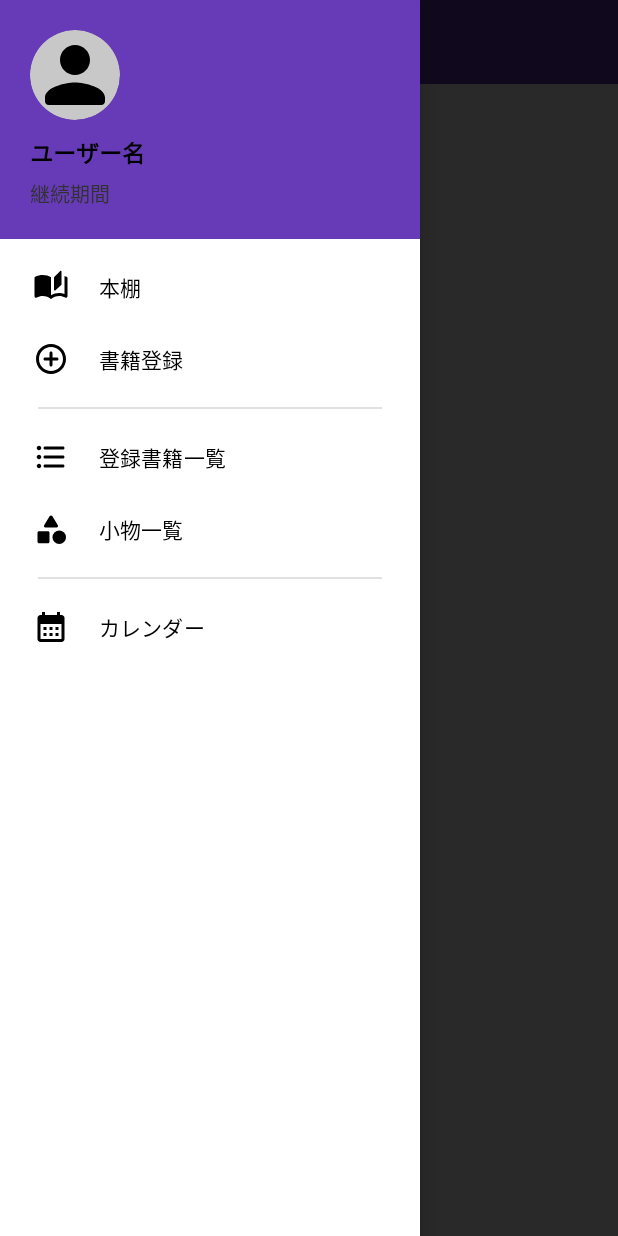
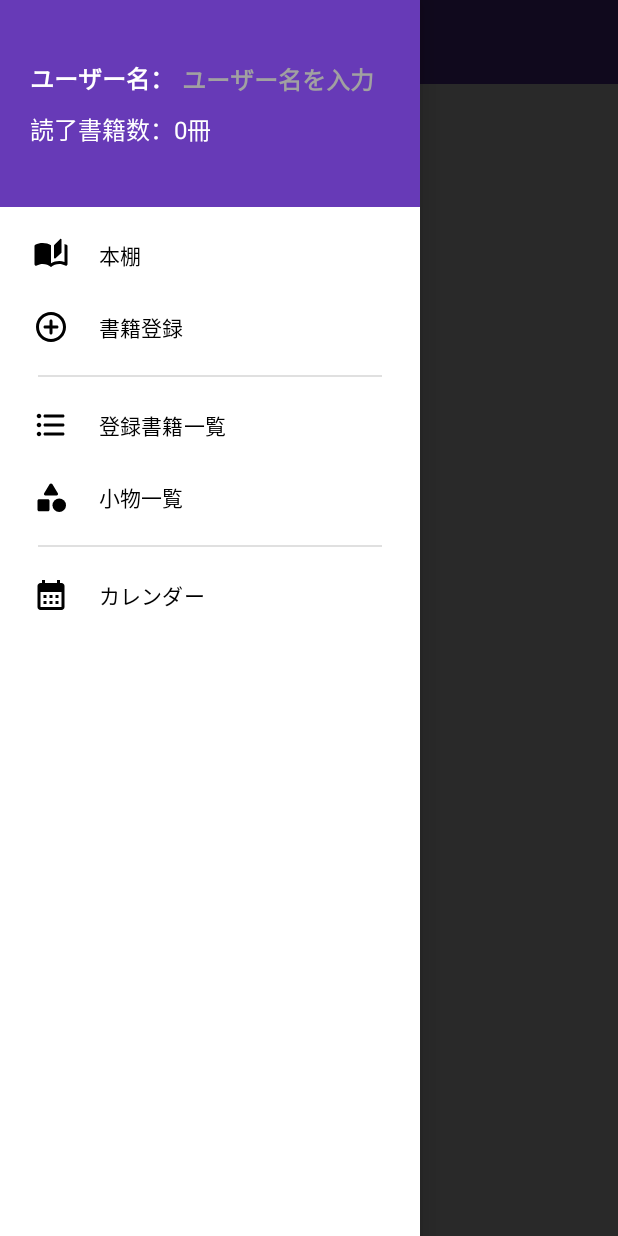
Before and after one commit to Pgfn59/Bookshelf, an Android app: the screen it shows after launch (MainActivity), after a tap on an icon or button, on a phone screen of 412 x 824 dp. Run offline under Robolectric (Android 15) with nearby library versions, the light colour scheme and no system bars.

Commit message:
ドロワーヘッダーにユーザー名と読了書籍数を表示

```diff
--- a/app/src/main/java/com/example/bookshelf/AddBookFragment.java
+++ b/app/src/main/java/com/example/bookshelf/AddBookFragment.java
@@ -14,6 +14,7 @@ import android.os.Bundle;
 import androidx.activity.result.ActivityResultLauncher;
 import androidx.activity.result.contract.ActivityResultContracts;
 
+import androidx.annotation.NonNull;
 import androidx.appcompat.app.AlertDialog;
 import androidx.fragment.app.Fragment;
 
@@ -45,7 +46,6 @@ public class AddBookFragment extends Fragment {
     private ActivityResultLauncher<Intent> takePictureResult;
     private EditText editTextDate;
     private String imagePath;
-    private Consumer<Uri> handleImage;
 
     @Override
     public View onCreateView(LayoutInflater inflater, ViewGroup container,
@@ -57,7 +57,7 @@ public class AddBookFragment extends Fragment {
     }
 
     @Override //画像設定
-    public void onViewCreated(View view, Bundle savedInstanceState) {
+    public void onViewCreated(@NonNull View view, Bundle savedInstanceState) {
         super.onViewCreated(view, savedInstanceState);
 
         //画像設定
@@ -138,6 +138,9 @@ public class AddBookFragment extends Fragment {
                     checkBox.setChecked(false);
                     ratingBar.setRating(0);
                     editThought.setText("");
+                    if (getActivity() != null){
+                        ((MainActivity) getActivity()).displayDuration();
+                    }
                     if (imagePath != null) {
                         imageButton.setImageResource(android.R.drawable.ic_menu_gallery);
                         imagePath = null;
@@ -211,13 +214,10 @@ public class AddBookFragment extends Fragment {
                 .setSelection(MaterialDatePicker.todayInUtcMilliseconds())
                 .build();
 
-        datePicker.addOnPositiveButtonClickListener(new MaterialPickerOnPositiveButtonClickListener<Long>() {
-            @Override
-            public void onPositiveButtonClick(Long selection) {
-                SimpleDateFormat dateFormat = new SimpleDateFormat("yyyy/MM/dd", Locale.getDefault());
-                String dateString = dateFormat.format(new Date(selection));
-                editTextDate.setText(dateString);
-            }
+        datePicker.addOnPositiveButtonClickListener(selection -> {
+            SimpleDateFormat dateFormat = new SimpleDateFormat("yyyy/MM/dd", Locale.getDefault());
+            String dateString = dateFormat.format(new Date(selection));
+            editTextDate.setText(dateString);
         });
 
         datePicker.show(getParentFragmentManager(), "datePicker");
--- a/app/src/main/java/com/example/bookshelf/CalendarBookDetailFragment.java
+++ b/app/src/main/java/com/example/bookshelf/CalendarBookDetailFragment.java
@@ -217,6 +217,9 @@ public class CalendarBookDetailFragment extends DialogFragment {
                 int count = db.update("books", cv, selection, selectionArgs);
                 if (count > 0) {
                     Toast.makeText(requireContext(), "保存しました", Toast.LENGTH_SHORT).show();
+                    if (getActivity() != null) {
+                        ((MainActivity) getActivity()).displayDuration();
+                    }
                     dismiss();
                 } else {
                     Toast.makeText(requireContext(), "保存に失敗しました", Toast.LENGTH_SHORT).show();
--- a/app/src/main/java/com/example/bookshelf/ListBookDetailFragment.java
+++ b/app/src/main/java/com/example/bookshelf/ListBookDetailFragment.java
@@ -241,6 +241,9 @@ public class ListBookDetailFragment extends DialogFragment {
                 int count = db.update("books", cv, selection, selectionArgs);
                 if (count > 0) {
                     Toast.makeText(requireContext(), "保存しました", Toast.LENGTH_SHORT).show();
+                    if (getActivity() != null) {
+                        ((MainActivity) getActivity()).displayDuration();
+                    }
                     dismiss();
                 } else {
                     Toast.makeText(requireContext(), "保存に失敗しました", Toast.LENGTH_SHORT).show();
--- a/app/src/main/java/com/example/bookshelf/MainActivity.java
+++ b/app/src/main/java/com/example/bookshelf/MainActivity.java
@@ -1,17 +1,20 @@
 package com.example.bookshelf;
 
+import android.content.SharedPreferences;
+import android.database.Cursor;
+import android.database.sqlite.SQLiteDatabase;
 import android.graphics.Color;
 import android.os.Bundle;
+import android.text.Editable;
 import android.text.SpannableString;
+import android.text.TextWatcher;
 import android.text.style.ForegroundColorSpan;
 import android.view.MenuItem;
 import android.view.View;
+import android.widget.EditText;
 import android.widget.ImageButton;
-import android.widget.ImageView;
 import android.widget.TextView;
-import android.widget.Toast;
 
-import androidx.annotation.NonNull;
 import androidx.appcompat.app.AppCompatActivity;
 import androidx.drawerlayout.widget.DrawerLayout;
 import androidx.fragment.app.FragmentManager;
@@ -21,43 +24,45 @@ import androidx.fragment.app.Fragment;
 import com.google.android.material.navigation.NavigationView;
 
 public class MainActivity extends AppCompatActivity {
-
+    private SharedPreferences sharedPreferences;
     DrawerLayout drawerLayout;
     ImageButton buttonDrawerToggle;
     NavigationView navigationView;
     TextView toolbarTitle;
+    TextView textDuration;
 
     @Override
     protected void onCreate(Bundle savedInstanceState) {
         super.onCreate(savedInstanceState);
         setContentView(R.layout.activity_main);
-
         drawerLayout = findViewById(R.id.main);
         buttonDrawerToggle = findViewById(R.id.buttonDrawerToggle);
         navigationView = findViewById(R.id.navigationView);
         toolbarTitle = findViewById(R.id.toolbarTitle);
+        View headerView = navigationView.getHeaderView(0);
+        textDuration = headerView.findViewById(R.id.textDuration);
+        EditText editUserName = headerView.findViewById(R.id.editUserName);
+        sharedPreferences = getSharedPreferences("user_data", MODE_PRIVATE);
+        String userName = sharedPreferences.getString("user_name", "");
+        editUserName.setText(userName);
 
-        buttonDrawerToggle.setOnClickListener(new View.OnClickListener() {
+        editUserName.addTextChangedListener(new TextWatcher() {
             @Override
-            public void onClick(View v) {
-                drawerLayout.open();
+            public void beforeTextChanged(CharSequence s, int start, int count, int after) {}
+            @Override
+            public void onTextChanged(CharSequence s, int start, int before, int count) {}
+            @Override
+            public void afterTextChanged(Editable s) {
+                String userName = s.toString();
+                SharedPreferences.Editor editor = sharedPreferences.edit();
+                editor.putString("user_name", userName);
+                editor.apply();
             }
         });
 
-        View headerView = navigationView.getHeaderView(0);
-        ImageView useImage = headerView.findViewById(R.id.userImage);
-        TextView textUserName = headerView.findViewById(R.id.textUserName);
+        buttonDrawerToggle.setOnClickListener(v -> drawerLayout.open());
 
-        useImage.setOnClickListener(new View.OnClickListener() {
-            @Override
-            public void onClick(View v) {
-                Toast.makeText(MainActivity.this, textUserName.getText(), Toast.LENGTH_SHORT).show();
-            }
-        });
-
-        navigationView.setNavigationItemSelectedListener(new NavigationView.OnNavigationItemSelectedListener() {
-            @Override
-            public boolean onNavigationItemSelected(@NonNull MenuItem item) {
+        navigationView.setNavigationItemSelectedListener(item -> {
 
             int itemId =item.getItemId();
             int titleResId = 0;
@@ -102,10 +107,10 @@ public class MainActivity extends AppCompatActivity {
             }
 
             return true;
-            }
         });
         replaceFragment(new ShelfFragment());
         setToolbarTitle(getString(R.string.btn_shelf));
+        displayDuration();
     }
 
     private void replaceFragment(Fragment fragment) {
@@ -139,4 +144,21 @@ public class MainActivity extends AppCompatActivity {
             toolbarTitle.setText(title);
         }
     }
+
+    public void displayDuration() {
+        DatabaseHelper dbHelper = new DatabaseHelper(this);
+        SQLiteDatabase db = dbHelper.getReadableDatabase();
+
+        String query = "SELECT COUNT(*) FROM books WHERE yet = 0";
+        Cursor cursor = db.rawQuery(query, null);
+        int finishedBookCount = 0;
+        if (cursor.moveToFirst()) {
+            finishedBookCount = cursor.getInt(0);
         }
+        cursor.close();
+        db.close();
+
+        String durationText = "読了書籍数：" + finishedBookCount + "冊";
+        textDuration.setText(durationText);
+    }
+}
--- a/app/src/main/res/layout/drawer_header.xml
+++ b/app/src/main/res/layout/drawer_header.xml
@@ -1,7 +1,6 @@
 <?xml version="1.0" encoding="utf-8"?>
 <LinearLayout
     xmlns:android="http://schemas.android.com/apk/res/android"
-    xmlns:app="http://schemas.android.com/apk/res-auto"
     android:orientation="vertical"
     android:layout_width="match_parent"
     android:layout_height="wrap_content"
@@ -9,37 +8,44 @@
     android:padding="20dp"
     android:background="#673AB7">
 
-    <androidx.cardview.widget.CardView
-        android:layout_width="60dp"
-        android:layout_height="60dp"
-        app:cardCornerRadius="40dp"
-        app:cardElevation="0dp"
-        android:backgroundTint="#C8C8C8" >
+    <LinearLayout
+        android:layout_width="match_parent"
+        android:layout_height="wrap_content"
+        android:layout_marginTop="20dp"
+        android:layout_marginBottom="10dp"
+        android:orientation="horizontal">
 
-        <ImageView
-            android:id="@+id/userImage"
+        <TextView
+            android:id="@+id/textUserName"
+            android:layout_width="wrap_content"
+            android:layout_height="wrap_content"
+            android:layout_marginEnd="5dp"
+            android:text="@string/user_name"
+            android:textColor="@color/white"
+            android:textStyle="bold"
+            android:textSize="16sp" />
+
+        <EditText
+            android:id="@+id/editUserName"
             android:layout_width="match_parent"
-            android:layout_height="match_parent"
-            android:src="@drawable/person" />
-
-    </androidx.cardview.widget.CardView>
+            android:layout_height="wrap_content"
+            android:background="@android:color/transparent"
+            android:textColor="@color/white"
+            android:textStyle="bold"
+            android:textSize="16sp"
+            android:inputType="textPersonName"
+            android:maxLength="8"
+            android:hint="@string/edit_user_name"
+            android:textColorHint="#A1A1A1" />
+    </LinearLayout>
 
     <TextView
-        android:id="@+id/textUserName"
+        android:id="@+id/textDuration"
         android:layout_width="match_parent"
         android:layout_height="wrap_content"
-        android:layout_marginTop="10dp"
-        android:layout_marginBottom="5dp"
-        android:text="@string/user_name"
-        android:textColor="@color/black"
-        android:textStyle="bold"
-        android:textSize="15sp" />
-
-    <TextView
-        android:layout_width="match_parent"
-        android:layout_height="wrap_content"
+        android:layout_marginBottom="20dp"
         android:text="@string/duration"
-        android:textColor="#323232"
-        android:textSize="13sp" />
+        android:textColor="@color/white"
+        android:textSize="16sp" />
 
 </LinearLayout>
--- a/app/src/main/res/layout/fragment_add_book.xml
+++ b/app/src/main/res/layout/fragment_add_book.xml
@@ -130,6 +130,7 @@
         android:ems="10"
         android:inputType="textMultiLine"
         android:scrollHorizontally="false"
+        android:maxLines="9"
         android:hint="@string/text_thought"
         app:layout_constraintEnd_toEndOf="parent"
         app:layout_constraintStart_toStartOf="parent"
--- a/app/src/main/res/layout/fragment_list_book_detail.xml
+++ b/app/src/main/res/layout/fragment_list_book_detail.xml
@@ -138,6 +138,7 @@
         android:ems="10"
         android:inputType="textMultiLine"
         android:scrollHorizontally="false"
+        android:maxLines="9"
         android:hint="@string/text_thought"
         app:layout_constraintEnd_toEndOf="parent"
         app:layout_constraintStart_toStartOf="parent"
--- a/app/src/main/res/values/strings.xml
+++ b/app/src/main/res/values/strings.xml
@@ -20,12 +20,13 @@
     <string name="btn_list_book">登録書籍一覧</string>
     <string name="btn_list_item">小物一覧</string>
     <string name="btn_calendar">カレンダー</string>
-    <string name="user_name">ユーザー名</string>
-    <string name="duration">継続期間</string>
+    <string name="user_name">ユーザー名：</string>
     <!-- TODO: Remove or change this placeholder text -->
     <string name="hello_blank_fragment">Hello blank fragment</string>
     <string name="back">&lt;</string>
     <string name="forward">&gt;</string>
     <string name="btn_edit">編集</string>
+    <string name="duration">読了書籍数：</string>
+    <string name="edit_user_name">ユーザー名を入力</string>
     <!-- TODO: Remove or change this placeholder text -->
 </resources>
```
Lines whose indentation alone changed are shown as unchanged.
